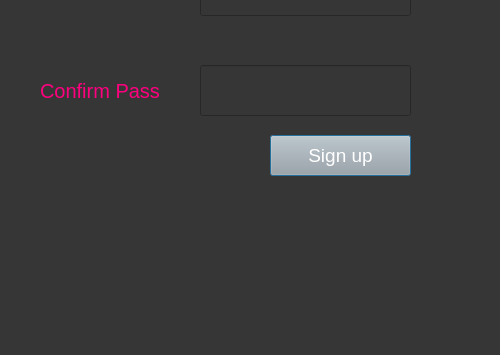
Before: the Qt Designer form Front End/createacc.ui in 3wes22/Online-Course-Scheduler, drawn with Qt 5; both pictures show x 0 to 500 and y 285 to 640 of the 500 by 640 pixel window.
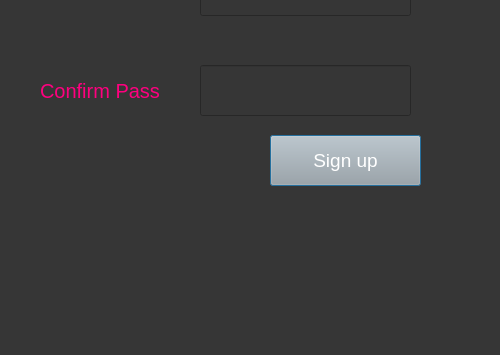
After: the same form once the commit is applied.

Patch:
```diff
--- a/Front End/createacc.ui
+++ b/Front End/createacc.ui
@@ -98,8 +98,8 @@
                 <rect>
                     <x>270</x>
                     <y>420</y>
-                    <width>141</width>
-                    <height>41</height>
+     <width>151</width>
+     <height>51</height>
                 </rect>
             </property>
             <property name="styleSheet">
```
Left out of the diff: 16 changed lines with no effect on the pictures. Lines whose indentation alone changed are shown as unchanged.
